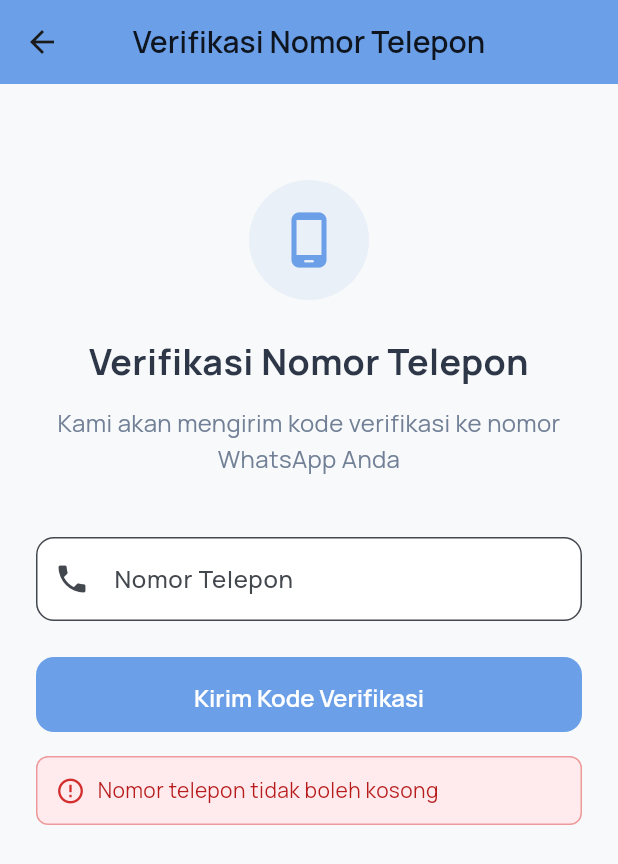
After one commit to Kiznaiverr/iRent, a Flutter app: the VerificationScreen screen opened by its route, after a tap on "Kirim Kode Verifikasi", on a phone screen of 412 x 824 dp. The commit adds this screen. Shown: the top 864 px of the screen. Run offline on Flutter 3.47's test engine with Material 3 defaults, Android fonts, the phone set to English and light mode, and no system bars; our stand-ins replace cached_network_image, carousel_slider, dio, flutter_riverpod, fluttertoast, google_fonts and 6 more; missing offline and left inert: flutter_downloader, version; accounts and stored records are empty; network calls fail.

Commit message:
add verification screen

```diff
--- a/lib/main.dart
+++ b/lib/main.dart
@@ -3,6 +3,7 @@ import 'package:flutter_riverpod/flutter_riverpod.dart';
 import 'package:intl/date_symbol_data_local.dart';
 import 'package:flutter_downloader/flutter_downloader.dart';
 import 'screens/auth/login_screen.dart';
+import 'screens/auth/verification_screen.dart';
 import 'screens/home/home_screen.dart';
 import 'screens/updater/update_screen.dart';
 import 'providers/auth_provider.dart';
@@ -29,6 +30,7 @@ class MyApp extends ConsumerWidget {
       routes: {
         '/': (context) => const SplashScreen(),
         '/login': (context) => const LoginScreen(),
+        '/verify-phone': (context) => const VerificationScreen(),
         '/home': (context) {
           final args =
               ModalRoute.of(context)?.settings.arguments
--- a/lib/models/user_model.dart
+++ b/lib/models/user_model.dart
@@ -37,7 +37,7 @@ class UserModel {
       status: json['status'] ?? 'active',
       penalty: double.tryParse(json['penalty']?.toString() ?? '0') ?? 0.0,
       profile: json['profile'],
-      phoneVerified: json['phone_verified'],
+      phoneVerified: json['isverified'],
     );
   }
 
--- /dev/null
+++ b/lib/screens/auth/verification_screen.dart
@@ -0,0 +1,416 @@
+import 'package:flutter/material.dart';
+import 'package:flutter_riverpod/flutter_riverpod.dart';
+import 'package:flutter/services.dart';
+import '../../providers/auth_provider.dart';
+import '../../theme/colors.dart';
+
+class VerificationScreen extends ConsumerStatefulWidget {
+  const VerificationScreen({super.key});
+
+  @override
+  ConsumerState<VerificationScreen> createState() => _VerificationScreenState();
+}
+
+class _VerificationScreenState extends ConsumerState<VerificationScreen> {
+  final _phoneController = TextEditingController();
+  final List<TextEditingController> _otpControllers = List.generate(
+    6,
+    (_) => TextEditingController(),
+  );
+  final List<FocusNode> _otpFocusNodes = List.generate(6, (_) => FocusNode());
+
+  bool _isSendingOtp = false;
+  bool _isVerifying = false;
+  bool _otpSent = false;
+  int _countdown = 0;
+  String? _errorMessage;
+
+  @override
+  void initState() {
+    super.initState();
+    _loadUserPhone();
+  }
+
+  @override
+  void dispose() {
+    _phoneController.dispose();
+    for (var controller in _otpControllers) {
+      controller.dispose();
+    }
+    for (var node in _otpFocusNodes) {
+      node.dispose();
+    }
+    super.dispose();
+  }
+
+  Future<void> _loadUserPhone() async {
+    final authState = ref.read(authProvider);
+    if (authState.user?.phone != null) {
+      _phoneController.text = authState.user!.phone;
+    }
+  }
+
+  Future<void> _sendOtp() async {
+    if (_phoneController.text.trim().isEmpty) {
+      setState(() => _errorMessage = 'Nomor telepon tidak boleh kosong');
+      return;
+    }
+
+    setState(() {
+      _isSendingOtp = true;
+      _errorMessage = null;
+    });
+
+    try {
+      final success = await ref
+          .read(authProvider.notifier)
+          .sendVerificationCode();
+      if (success) {
+        setState(() {
+          _otpSent = true;
+          _countdown = 60;
+        });
+        _startCountdown();
+      } else {
+        setState(() => _errorMessage = 'Gagal mengirim kode verifikasi');
+      }
+    } catch (e) {
+      setState(() => _errorMessage = 'Terjadi kesalahan: $e');
+    } finally {
+      setState(() => _isSendingOtp = false);
+    }
+  }
+
+  void _startCountdown() {
+    Future.delayed(const Duration(seconds: 1), () {
+      if (mounted && _countdown > 0) {
+        setState(() => _countdown--);
+        _startCountdown();
+      }
+    });
+  }
+
+  Future<void> _verifyOtp() async {
+    final otp = _otpControllers.map((c) => c.text).join();
+    if (otp.length != 6) {
+      setState(() => _errorMessage = 'Kode verifikasi harus 6 digit');
+      return;
+    }
+
+    setState(() {
+      _isVerifying = true;
+      _errorMessage = null;
+    });
+
+    try {
+      final success = await ref.read(authProvider.notifier).verifyCode(otp);
+      if (success) {
+        if (mounted) {
+          // Show success message and navigate back
+          ScaffoldMessenger.of(context).showSnackBar(
+            const SnackBar(
+              content: Text('Nomor telepon berhasil diverifikasi!'),
+              backgroundColor: Colors.green,
+            ),
+          );
+          Navigator.pop(context, true); // Return true to indicate success
+        }
+      } else {
+        setState(() => _errorMessage = 'Kode verifikasi salah');
+      }
+    } catch (e) {
+      setState(() => _errorMessage = 'Terjadi kesalahan: $e');
+    } finally {
+      setState(() => _isVerifying = false);
+    }
+  }
+
+  void _onOtpChanged(String value, int index) {
+    if (value.length == 1 && index < 5) {
+      _otpFocusNodes[index + 1].requestFocus();
+    }
+
+    // Auto verify when all fields are filled
+    final otp = _otpControllers.map((c) => c.text).join();
+    if (otp.length == 6) {
+      _verifyOtp();
+    }
+  }
+
+  @override
+  Widget build(BuildContext context) {
+    return Scaffold(
+      backgroundColor: const Color(0xFFF8F9FA),
+      appBar: AppBar(
+        title: const Text('Verifikasi Nomor Telepon'),
+        backgroundColor: AppColors.primary,
+        elevation: 0,
+        leading: IconButton(
+          icon: const Icon(Icons.arrow_back),
+          onPressed: () => Navigator.pop(context),
+        ),
+      ),
+      body: SafeArea(
+        child: SingleChildScrollView(
+          padding: const EdgeInsets.all(24),
+          child: Column(
+            crossAxisAlignment: CrossAxisAlignment.center,
+            children: [
+              const SizedBox(height: 40),
+
+              // Header Icon
+              Container(
+                width: 80,
+                height: 80,
+                decoration: BoxDecoration(
+                  color: AppColors.primary.withValues(alpha: 0.1),
+                  shape: BoxShape.circle,
+                ),
+                child: Icon(
+                  Icons.phone_android_rounded,
+                  size: 40,
+                  color: AppColors.primary,
+                ),
+              ),
+
+              const SizedBox(height: 24),
+
+              // Title
+              const Text(
+                'Verifikasi Nomor Telepon',
+                style: TextStyle(
+                  fontSize: 24,
+                  fontWeight: FontWeight.bold,
+                  color: Color(0xFF2D3748),
+                ),
+                textAlign: TextAlign.center,
+              ),
+
+              const SizedBox(height: 12),
+
+              // Subtitle
+              Text(
+                _otpSent
+                    ? 'Masukkan kode verifikasi yang dikirim ke WhatsApp'
+                    : 'Kami akan mengirim kode verifikasi ke nomor WhatsApp Anda',
+                style: const TextStyle(
+                  fontSize: 16,
+                  color: Color(0xFF718096),
+                  height: 1.5,
+                ),
+                textAlign: TextAlign.center,
+              ),
+
+              const SizedBox(height: 40),
+
+              // Phone Input (only show if not sent yet)
+              if (!_otpSent) ...[
+                TextField(
+                  controller: _phoneController,
+                  keyboardType: TextInputType.phone,
+                  decoration: InputDecoration(
+                    labelText: 'Nomor Telepon',
+                    hintText: '081234567890',
+                    prefixIcon: const Icon(Icons.phone),
+                    border: OutlineInputBorder(
+                      borderRadius: BorderRadius.circular(12),
+                    ),
+                    filled: true,
+                    fillColor: Colors.white,
+                  ),
+                  inputFormatters: [
+                    FilteringTextInputFormatter.digitsOnly,
+                    LengthLimitingTextInputFormatter(15),
+                  ],
+                ),
+
+                const SizedBox(height: 24),
+
+                // Send OTP Button
+                SizedBox(
+                  width: double.infinity,
+                  height: 50,
+                  child: ElevatedButton(
+                    onPressed: _isSendingOtp ? null : _sendOtp,
+                    style: ElevatedButton.styleFrom(
+                      backgroundColor: AppColors.primary,
+                      shape: RoundedRectangleBorder(
+                        borderRadius: BorderRadius.circular(12),
+                      ),
+                      elevation: 0,
+                    ),
+                    child: _isSendingOtp
+                        ? const SizedBox(
+                            width: 20,
+                            height: 20,
+                            child: CircularProgressIndicator(
+                              strokeWidth: 2,
+                              valueColor: AlwaysStoppedAnimation<Color>(
+                                Colors.white,
+                              ),
+                            ),
+                          )
+                        : const Text(
+                            'Kirim Kode Verifikasi',
+                            style: TextStyle(
+                              fontSize: 16,
+                              fontWeight: FontWeight.w600,
+                            ),
+                          ),
+                  ),
+                ),
+              ],
+
+              // OTP Input (only show after OTP sent)
+              if (_otpSent) ...[
+                Row(
+                  mainAxisAlignment: MainAxisAlignment.center,
+                  children: List.generate(6, (index) {
+                    return Container(
+                      width: 45,
+                      height: 55,
+                      margin: const EdgeInsets.symmetric(horizontal: 4),
+                      child: TextField(
+                        controller: _otpControllers[index],
+                        focusNode: _otpFocusNodes[index],
+                        keyboardType: TextInputType.number,
+                        textAlign: TextAlign.center,
+                        maxLength: 1,
+                        decoration: InputDecoration(
+                          counterText: '',
+                          border: OutlineInputBorder(
+                            borderRadius: BorderRadius.circular(12),
+                            borderSide: const BorderSide(
+                              color: Color(0xFFE2E8F0),
+                            ),
+                          ),
+                          focusedBorder: OutlineInputBorder(
+                            borderRadius: BorderRadius.circular(12),
+                            borderSide: BorderSide(color: AppColors.primary),
+                          ),
+                          filled: true,
+                          fillColor: Colors.white,
+                        ),
+                        inputFormatters: [
+                          FilteringTextInputFormatter.digitsOnly,
+                        ],
+                        onChanged: (value) => _onOtpChanged(value, index),
+                      ),
+                    );
+                  }),
+                ),
+
+                const SizedBox(height: 24),
+
+                // Countdown and Resend
+                Row(
+                  mainAxisAlignment: MainAxisAlignment.center,
+                  children: [
+                    Text(
+                      _countdown > 0
+                          ? 'Kirim ulang dalam $_countdown detik'
+                          : 'Tidak menerima kode?',
+                      style: const TextStyle(
+                        color: Color(0xFF718096),
+                        fontSize: 14,
+                      ),
+                    ),
+                    if (_countdown == 0) ...[
+                      const SizedBox(width: 8),
+                      TextButton(
+                        onPressed: _sendOtp,
+                        style: TextButton.styleFrom(
+                          padding: EdgeInsets.zero,
+                          minimumSize: const Size(0, 0),
+                          tapTargetSize: MaterialTapTargetSize.shrinkWrap,
+                        ),
+                        child: Text(
+                          'Kirim Ulang',
+                          style: TextStyle(
+                            color: AppColors.primary,
+                            fontWeight: FontWeight.w600,
+                            fontSize: 14,
+                          ),
+                        ),
+                      ),
+                    ],
+                  ],
+                ),
+
+                const SizedBox(height: 16),
+
+                // Verify Button
+                SizedBox(
+                  width: double.infinity,
+                  height: 50,
+                  child: ElevatedButton(
+                    onPressed: _isVerifying ? null : _verifyOtp,
+                    style: ElevatedButton.styleFrom(
+                      backgroundColor: AppColors.primary,
+                      shape: RoundedRectangleBorder(
+                        borderRadius: BorderRadius.circular(12),
+                      ),
+                      elevation: 0,
+                    ),
+                    child: _isVerifying
+                        ? const SizedBox(
+                            width: 20,
+                            height: 20,
+                            child: CircularProgressIndicator(
+                              strokeWidth: 2,
+                              valueColor: AlwaysStoppedAnimation<Color>(
+                                Colors.white,
+                              ),
+                            ),
+                          )
+                        : const Text(
+                            'Verifikasi',
+                            style: TextStyle(
+                              fontSize: 16,
+                              fontWeight: FontWeight.w600,
+                            ),
+                          ),
+                  ),
+                ),
+              ],
+
+              // Error Message
+              if (_errorMessage != null) ...[
+                const SizedBox(height: 16),
+                Container(
+                  padding: const EdgeInsets.all(12),
+                  decoration: BoxDecoration(
+                    color: Colors.red[50],
+                    borderRadius: BorderRadius.circular(8),
+                    border: Border.all(color: Colors.red[200]!),
+                  ),
+                  child: Row(
+                    children: [
+                      Icon(
+                        Icons.error_outline,
+                        color: Colors.red[700],
+                        size: 20,
+                      ),
+                      const SizedBox(width: 8),
+                      Expanded(
+                        child: Text(
+                          _errorMessage!,
+                          style: TextStyle(
+                            color: Colors.red[900],
+                            fontSize: 14,
+                          ),
+                        ),
+                      ),
+                    ],
+                  ),
+                ),
+              ],
+
+              const SizedBox(height: 40),
+            ],
+          ),
+        ),
+      ),
+    );
+  }
+}
```
Also changed, not shown: lib/screens/profile/profile_screen.dart (+6 -53 lines), lib/widgets/profile/status_warnings.dart (+6 -1 lines).
